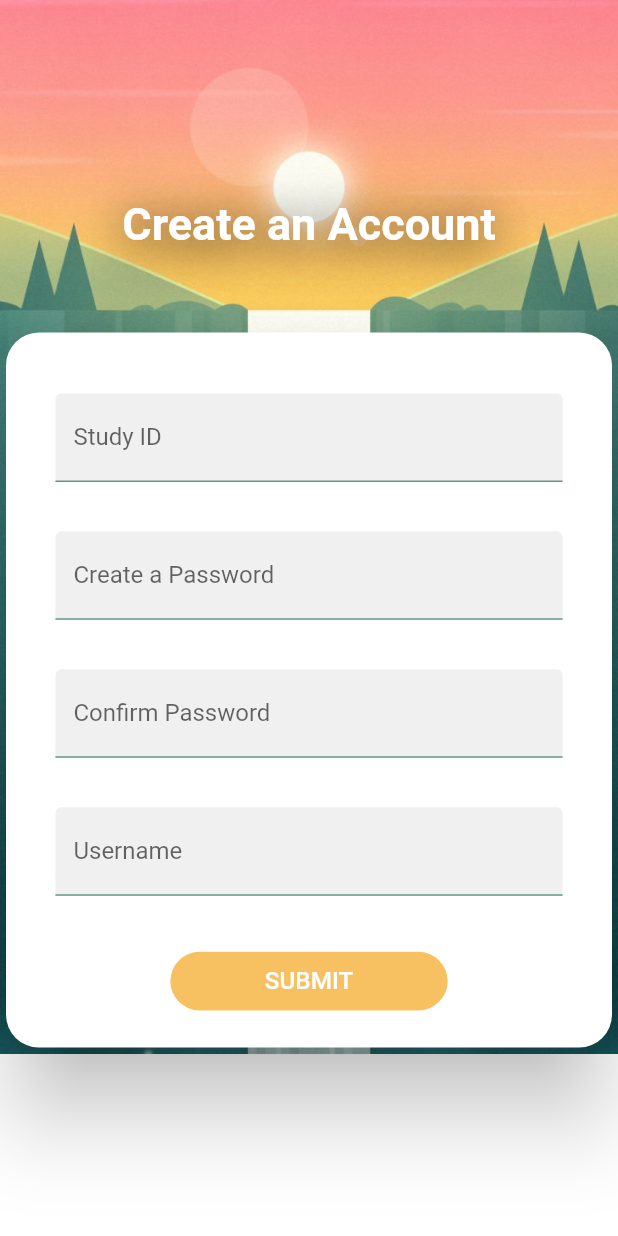
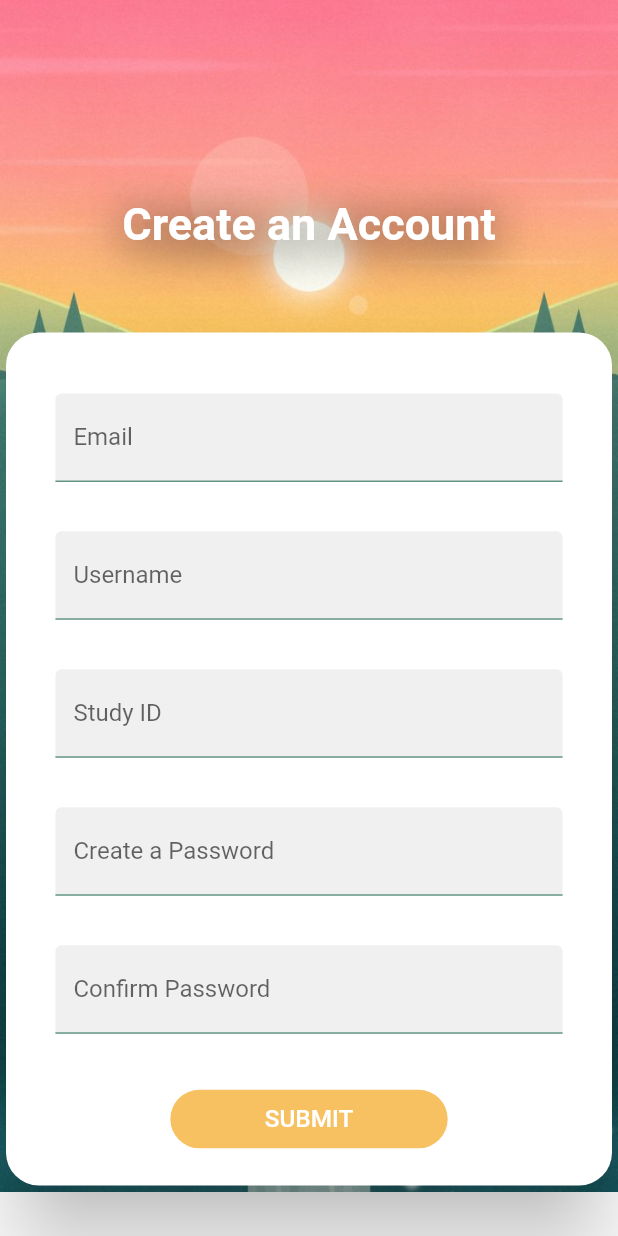
Before and after one commit to sahilmahendrakar/ARCApp, a Flutter app: the screen it shows after launch, after a tap on "SIGN UP", on a phone screen of 412 x 824 dp. Run offline on Flutter 3.47's test engine with Material 2 defaults, Android fonts, the light colour scheme and no system bars; our stand-ins replace firebase_auth, firebase_core; missing offline and left inert: dart:js; accounts and stored records are empty.

Commit message:
Added basic authentication functionality + integration with UI

```diff
--- /dev/null
+++ b/lib/auth/authentication_service.dart
@@ -0,0 +1,35 @@
+import 'package:firebase_auth/firebase_auth.dart';
+
+class AuthenticationService {
+  final FirebaseAuth _firebaseAuth;
+
+  AuthenticationService(this._firebaseAuth);
+
+  Stream<User?> get authStateChanges => _firebaseAuth.authStateChanges();
+
+  Future<bool> signIn({required String email, required String password}) async {
+    try {
+      await _firebaseAuth.signInWithEmailAndPassword(
+          email: email, password: password);
+      return true;
+    } on FirebaseAuthException catch (e) {
+      print(e.message);
+      return false;
+    }
+  }
+
+  Future<bool> signUp({required String email, required String password}) async {
+    try {
+      await _firebaseAuth.createUserWithEmailAndPassword(
+          email: email, password: password);
+      return true;
+    } on FirebaseAuthException catch (e) {
+      print(e.message);
+      return false;
+    }
+  }
+
+  Future<void> signOut() async {
+    await _firebaseAuth.signOut();
+  }
+}
--- a/lib/main.dart
+++ b/lib/main.dart
@@ -2,8 +2,13 @@ import 'package:arc_app/constants.dart';
 import 'package:arc_app/screens/Landing/landing_screen.dart';
 import 'package:arc_app/screens/Login/log_in_screen.dart';
 import 'package:arc_app/screens/Sign%20up/sign_up_screen.dart';
+import 'package:arc_app/screens/home.dart';
+import 'package:firebase_auth/firebase_auth.dart';
 import 'package:firebase_core/firebase_core.dart';
 import 'package:flutter/material.dart';
+import 'package:provider/provider.dart';
+import 'auth/authentication_service.dart';
+import 'package:arc_app/size_config.dart';
 
 Future<void> main() async {
   WidgetsFlutterBinding.ensureInitialized();
@@ -32,7 +37,18 @@ class MyApp extends StatelessWidget {
 
   @override
   Widget build(BuildContext context) {
-    return MaterialApp(
+    return MultiProvider(
+        providers: [
+          Provider<AuthenticationService>(
+            create: (_) => AuthenticationService(FirebaseAuth.instance),
+          ),
+          StreamProvider(
+            create: (context) =>
+                context.read<AuthenticationService>().authStateChanges,
+            initialData: null,
+          )
+        ],
+        child: MaterialApp(
           debugShowCheckedModeBanner: false,
           title: 'Flutter Demo',
           theme: ThemeData(
@@ -54,7 +70,25 @@ class MyApp extends StatelessWidget {
             ),
             visualDensity: VisualDensity.adaptivePlatformDensity,
           ),
-      home: LandingScreen(),
-    );
+          home: AuthenticationWrapper(),
+        ));
   }
 }
+
+class AuthenticationWrapper extends StatelessWidget {
+  const AuthenticationWrapper({
+    Key? key,
+  }) : super(key: key);
+
+  @override
+  Widget build(BuildContext context) {
+    SizeConfig().init(context);
+    final firebaseUser = context.watch<User?>();
+
+    if (firebaseUser != null) {
+      return Home();
+    }
+
+    return LandingScreen();
+  }
+}
--- a/lib/screens/Landing/landing_screen.dart
+++ b/lib/screens/Landing/landing_screen.dart
@@ -1,11 +1,10 @@
 import 'package:arc_app/screens/Landing/components/body.dart';
 import 'package:flutter/material.dart';
-import 'package:arc_app/size_config.dart';
+
 
 class LandingScreen extends StatelessWidget {
   @override
   Widget build(BuildContext context) {
-    SizeConfig().init(context);
     return Scaffold(
       body: Body(),
     );
--- a/lib/screens/Sign up/sign_up_card.dart
+++ b/lib/screens/Sign up/sign_up_card.dart
@@ -1,14 +1,17 @@
+import 'package:arc_app/auth/authentication_service.dart';
 import 'package:arc_app/size_config.dart';
 import 'package:flutter/widgets.dart';
 import 'package:arc_app/constants.dart';
 import 'package:flutter/material.dart';
+import 'package:provider/provider.dart';
 
-class SignUpCard extends StatefulWidget {
-  @override
-  _SignUpCardState createState() => _SignUpCardState();
-}
+class SignUpCard extends StatelessWidget {
+  final TextEditingController emailController = TextEditingController();
+  final TextEditingController passwordController = TextEditingController();
+  final TextEditingController studyIdController = TextEditingController();
+  final TextEditingController confirmPasswordController = TextEditingController();
+  final TextEditingController usernameController = TextEditingController();
 
-class _SignUpCardState extends State<SignUpCard> {
   @override
   Widget build(BuildContext context) {
     return Card(
@@ -29,6 +32,27 @@ class _SignUpCardState extends State<SignUpCard> {
                       getProportionateScreenHeight(20)),
                   child: Column(mainAxisSize: MainAxisSize.min, children: [
                     TextField(
+                      controller: emailController,
+                      decoration: InputDecoration(
+                          filled: true,
+                          fillColor: Colors.black12.withAlpha(15),
+                          labelText: "Email"),
+                    ),
+                    Padding(
+                        padding:
+                            EdgeInsets.all(getProportionateScreenWidth(15.0))),
+                    TextField(
+                      controller: usernameController,
+                      decoration: InputDecoration(
+                          filled: true,
+                          fillColor: Colors.black12.withAlpha(15),
+                          labelText: "Username"),
+                    ),
+                    Padding(
+                        padding:
+                            EdgeInsets.all(getProportionateScreenWidth(15.0))),
+                    TextField(
+                      controller: studyIdController,
                       decoration: InputDecoration(
                           filled: true,
                           fillColor: Colors.black12.withAlpha(15),
@@ -38,6 +62,7 @@ class _SignUpCardState extends State<SignUpCard> {
                         padding:
                             EdgeInsets.all(getProportionateScreenWidth(15.0))),
                     TextField(
+                      controller: passwordController,
                       obscureText: true,
                       decoration: InputDecoration(
                           filled: true,
@@ -48,6 +73,7 @@ class _SignUpCardState extends State<SignUpCard> {
                         padding:
                             EdgeInsets.all(getProportionateScreenWidth(15.0))),
                     TextField(
+                      controller: confirmPasswordController, //TODO: add validation
                       obscureText: true,
                       decoration: InputDecoration(
                           filled: true,
@@ -57,17 +83,19 @@ class _SignUpCardState extends State<SignUpCard> {
                     Padding(
                         padding:
                             EdgeInsets.all(getProportionateScreenWidth(15.0))),
-                    TextField(
-                      decoration: InputDecoration(
-                          filled: true,
-                          fillColor: Colors.black12.withAlpha(15),
-                          labelText: "Username"),
-                    ),
-                    Padding(
-                        padding:
-                            EdgeInsets.all(getProportionateScreenWidth(15.0))),
                     TextButton(
-                      onPressed: () {},
+                      onPressed: () {
+                        context
+                          .read<AuthenticationService>()
+                          .signUp(
+                              email: emailController.text,
+                              password: passwordController.text)
+                          .then((success) {
+                        if (success) {
+                          Navigator.pop(context);
+                        }
+                      });
+                      },
                       child: Padding(
                         padding: EdgeInsets.symmetric(
                             vertical: getProportionateScreenHeight(2.0),
--- a/pubspec.yaml
+++ b/pubspec.yaml
@@ -23,6 +23,8 @@ environment:
 dependencies:
   flutter:
     sdk: flutter
+
+  #firebase
   firebase_core: "^1.2.1"
   firebase_auth: "^1.3.0"
 
@@ -30,7 +32,7 @@ dependencies:
   # Use with the CupertinoIcons class for iOS style icons.
   cupertino_icons: ^1.0.2
   flutter_svg: ^0.17.4    #help us to use SVG in our app
-  provider: ^4.3.1        #for State management
+  provider: ^5.0.0        #for State management
 
 dev_dependencies:
   flutter_test:
```
Also changed, not shown: lib/screens/Login/log_in_card.dart (+25 -8 lines), lib/screens/home.dart (added, +23 -0 lines), pubspec.lock. Lines whose indentation alone changed are shown as unchanged.
